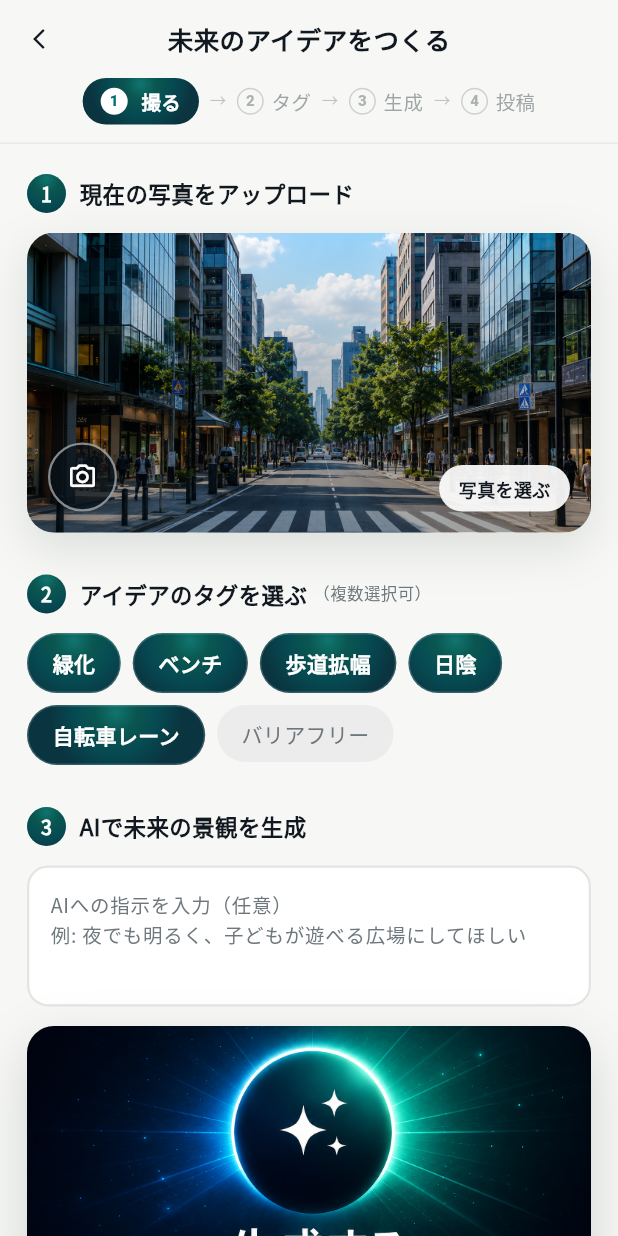
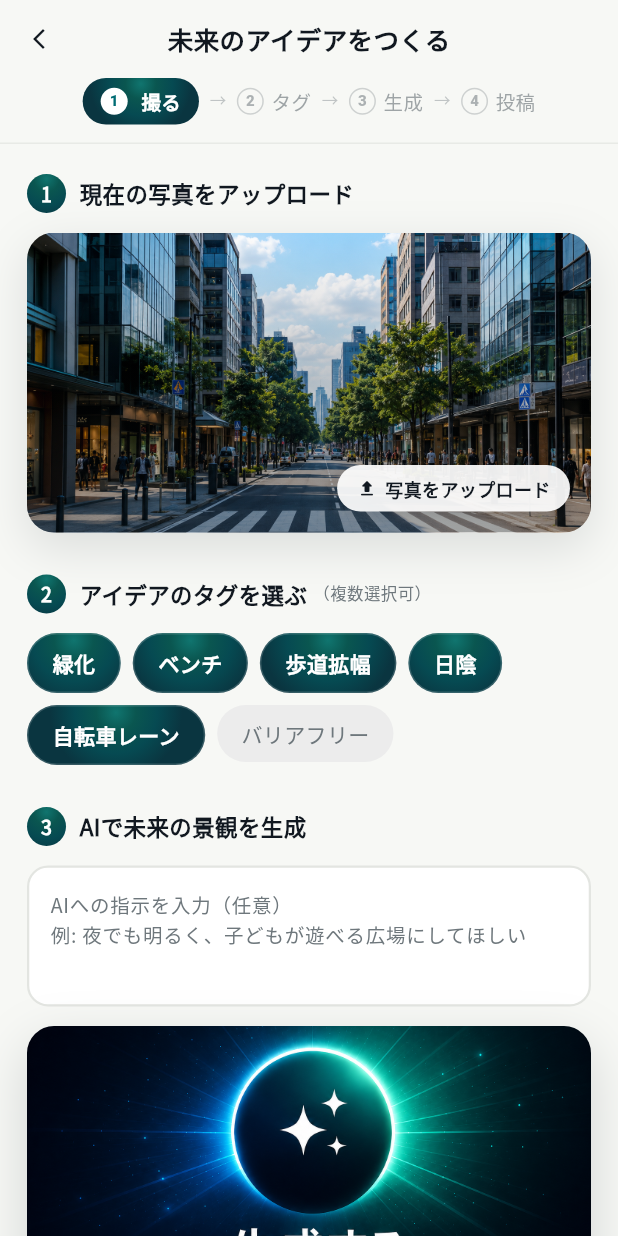
Before and after one commit to Anya-Stella/FutureCityApp, a Flutter app: the CreateScreen screen opened directly, on a phone screen of 412 x 824 dp. Run offline on Flutter 3.47's test engine with Material 3 defaults, Android fonts, the phone set to English and light mode, and no system bars; our stand-ins replace flutter_svg, google_fonts, image_picker, supabase_flutter; accounts and stored records are empty; network calls fail.

Commit message:
🎨 Ver4

```diff
--- a/lib/screens/create_screen.dart
+++ b/lib/screens/create_screen.dart
@@ -1,6 +1,8 @@
 // lib/screens/create_screen.dart
 import 'dart:async';
+import 'dart:typed_data';
 import 'package:flutter/material.dart';
+import 'package:image_picker/image_picker.dart';
 import '../theme/app_theme.dart';
 import '../services/supabase_service.dart';
 
@@ -42,6 +44,11 @@ class _CreateScreenState extends State<CreateScreen> {
     }
   ];
   String? _selectedPresetUrl;
+  bool _isUploadingPhoto = false;
+  // ローカル選択した画像（バイト列）。アップロードはAI生成時に行う
+  Uint8List? _pickedImageBytes;
+  String _pickedImageMime = 'image/jpeg';
+  String? _uploadedBeforeUrl; // AI生成後に確定するbefore URL
 
   // Tags list
   final List<String> _fallbackTags = ['緑化', 'ベンチ', '歩道拡幅', '日陰', '自転車レーン', 'バリアフリー'];
@@ -114,7 +121,8 @@ class _CreateScreenState extends State<CreateScreen> {
   static const String _fixedLocation = '皇居';
 
   Future<void> _triggerAIGeneration() async {
-    if (_selectedPresetUrl == null) {
+    // ローカル選択画像もプリセットURLもない場合はエラー
+    if (_pickedImageBytes == null && _selectedPresetUrl == null) {
       ScaffoldMessenger.of(context).showSnackBar(
         const SnackBar(content: Text('BEFORE画像（元の風景）を選択してください')),
       );
@@ -158,11 +166,22 @@ class _CreateScreenState extends State<CreateScreen> {
           '${tagListString.isNotEmpty ? 'タグ: $tagListString。' : ''}'
           '${userPrompt.isNotEmpty ? '要望: $userPrompt' : ''}';
 
-      // 1. Insert job to ai_generation_jobs
+      // 1. ローカル画像があればここでアップロード
+      String inputImageUrl = _selectedPresetUrl ?? '';
+      if (_pickedImageBytes != null) {
+        inputImageUrl = await SupabaseService.uploadBeforeImage(
+          userId: uid,
+          bytes: _pickedImageBytes!,
+          mimeType: _pickedImageMime,
+        );
+        _uploadedBeforeUrl = inputImageUrl;
+      }
+
+      // 2. Insert job to ai_generation_jobs
       final job = await SupabaseService.insertAIGenerationJob(
         userId: uid,
         projectId: _selectedProjectId,
-        inputImageUrl: _selectedPresetUrl!,
+        inputImageUrl: inputImageUrl,
         selectedTagIds: selectedTagIds,
         prompt: prompt,
       );
@@ -262,7 +281,7 @@ class _CreateScreenState extends State<CreateScreen> {
         {
           'post_id': post['id'],
           'media_type': 'before',
-          'url': _selectedPresetUrl,
+          'url': _uploadedBeforeUrl ?? _selectedPresetUrl,
         },
         {
           'post_id': post['id'],
@@ -346,6 +365,27 @@ class _CreateScreenState extends State<CreateScreen> {
     final currentIndex = _presets.indexWhere((e) => e['url'] == _selectedPresetUrl);
     final nextIndex = (currentIndex + 1) % _presets.length;
     setState(() => _selectedPresetUrl = _presets[nextIndex]['url']);
+  }
+
+  // Section 1: ローカルで画像を選ぶだけ。アップロードはAI生成時に行う
+  Future<void> _pickAndUploadImage() async {
+    final picker = ImagePicker();
+    final picked = await picker.pickImage(
+      source: ImageSource.gallery,
+      maxWidth: 1536,
+      maxHeight: 1536,
+      imageQuality: 90,
+    );
+    if (picked == null) return;
+
+    final bytes = await picked.readAsBytes();
+    final mime = picked.mimeType ?? 'image/jpeg';
+    setState(() {
+      _pickedImageBytes = bytes;
+      _pickedImageMime = mime;
+      _selectedPresetUrl = null; // ローカル表示に切り替え
+      _uploadedBeforeUrl = null;
+    });
   }
 
   int get _currentStep {
@@ -555,7 +595,9 @@ class _CreateScreenState extends State<CreateScreen> {
                       child: Stack(
                         children: [
                           Positioned.fill(
-                            child: _selectedPresetUrl != null
+                            child: _pickedImageBytes != null
+                                ? Image.memory(_pickedImageBytes!, fit: BoxFit.cover)
+                                : _selectedPresetUrl != null
                                     ? AppTheme.buildImage(_selectedPresetUrl!)
                                     : Container(color: AppTheme.border),
                           ),
@@ -573,33 +615,22 @@ class _CreateScreenState extends State<CreateScreen> {
                               ),
                             ),
                           ),
-                          // カメラボタン（左下）
-                          Positioned(
-                            bottom: 14,
-                            left: 14,
-                            child: GestureDetector(
-                              onTap: _cyclePreset,
+                          // アップロード中オーバーレイ
+                          if (_isUploadingPhoto)
+                            Positioned.fill(
                               child: Container(
-                                width: 46,
-                                height: 46,
-                                decoration: BoxDecoration(
-                                  shape: BoxShape.circle,
-                                  color: const Color(0xFF07121A).withOpacity(0.72),
-                                  border: Border.all(
-                                      color: Colors.white.withOpacity(0.5),
-                                      width: 1.5),
-                                ),
-                                child: const Icon(Icons.photo_camera_outlined,
-                                    color: Colors.white, size: 20),
+                                color: Colors.black.withOpacity(0.45),
+                                alignment: Alignment.center,
+                                child: const CircularProgressIndicator(
+                                    color: Colors.white, strokeWidth: 2.5),
                               ),
                             ),
-                          ),
-                          // 写真を選ぶボタン（右下）
+                          // 写真をアップロードボタン（右下）
                           Positioned(
                             bottom: 14,
                             right: 14,
                             child: GestureDetector(
-                              onTap: _cyclePreset,
+                              onTap: _isUploadingPhoto ? null : _pickAndUploadImage,
                               child: Container(
                                 padding: const EdgeInsets.symmetric(
                                     horizontal: 13, vertical: 7),
@@ -613,11 +644,18 @@ class _CreateScreenState extends State<CreateScreen> {
                                         offset: const Offset(0, 2)),
                                   ],
                                 ),
-                                child: Text('写真を選ぶ',
+                                child: Row(
+                                  mainAxisSize: MainAxisSize.min,
+                                  children: [
+                                    const Icon(Icons.upload_rounded, size: 14, color: AppTheme.text),
+                                    const SizedBox(width: 5),
+                                    Text('写真をアップロード',
                                         style: AppTheme.getNotoSansJP(
                                             fontSize: 12,
                                             fontWeight: FontWeight.w700,
                                             color: AppTheme.text)),
+                                  ],
+                                ),
                               ),
                             ),
                           ),
--- a/lib/services/supabase_service.dart
+++ b/lib/services/supabase_service.dart
@@ -1,4 +1,5 @@
 import 'package:supabase_flutter/supabase_flutter.dart';
+import 'dart:typed_data';
 
 class SupabaseService {
   SupabaseService._();
@@ -193,6 +194,22 @@ class SupabaseService {
   }
 
   // --- AI Generation Section ---
+  // 写真をSupabase Storageにアップロードして公開URLを返す
+  static Future<String> uploadBeforeImage({
+    required String userId,
+    required Uint8List bytes,
+    required String mimeType,
+  }) async {
+    final ext = mimeType.contains('png') ? 'png' : 'jpg';
+    final path = 'uploads/$userId/${DateTime.now().millisecondsSinceEpoch}.$ext';
+    await _supabase.storage.from('ai-generations').uploadBinary(
+      path,
+      bytes,
+      fileOptions: FileOptions(contentType: mimeType, upsert: true),
+    );
+    return _supabase.storage.from('ai-generations').getPublicUrl(path);
+  }
+
   static Future<Map<String, dynamic>> insertAIGenerationJob({
     required String userId,
     required String? projectId,
--- a/pubspec.yaml
+++ b/pubspec.yaml
@@ -37,6 +37,7 @@ dependencies:
   supabase_flutter: ^2.15.0
   google_fonts: ^8.1.0
   flutter_svg: ^2.3.0
+  image_picker: ^1.1.2
 
 dev_dependencies:
   flutter_test:
```
Also changed, not shown: pubspec.lock. Lines whose indentation alone changed are shown as unchanged.
